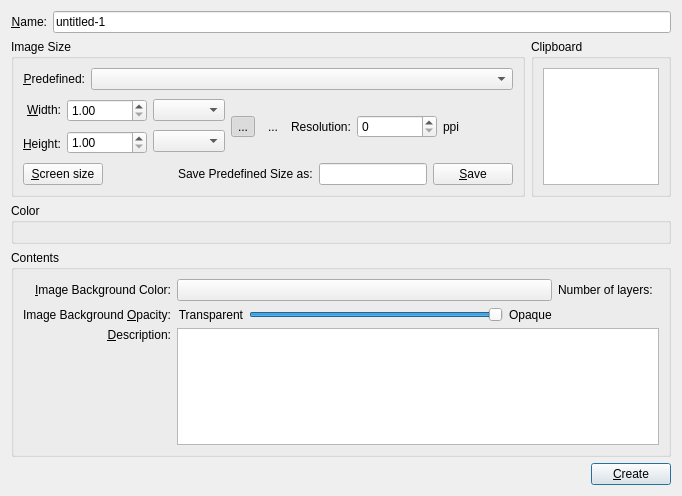
Above: krita/ui/forms/wdgnewimage.ui from KDE/krita before the change. Below: the same form after it.
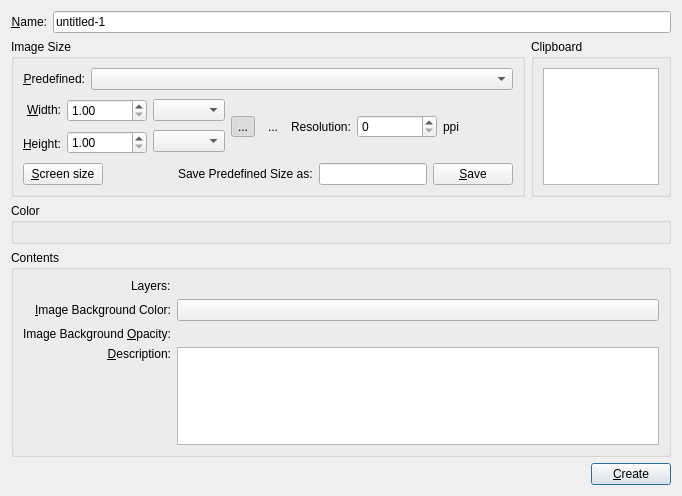
That is the form after the change. Custom widgets are drawn as their Qt base class.

Commit message: update slider on new window

```diff
--- a/krita/ui/forms/wdgnewimage.ui
+++ b/krita/ui/forms/wdgnewimage.ui
@@ -400,61 +400,7 @@
       <string>Contents</string>
      </property>
      <layout class="QGridLayout" name="gridLayout_2">
-      <item row="0" column="0">
-       <widget class="QLabel" name="lblColor">
-        <property name="text">
-         <string>&amp;Image Background Color:</string>
-        </property>
-        <property name="alignment">
-         <set>Qt::AlignRight|Qt::AlignTrailing|Qt::AlignVCenter</set>
-        </property>
-        <property name="buddy">
-         <cstring>cmbColor</cstring>
-        </property>
-       </widget>
-      </item>
-      <item row="0" column="1">
-       <widget class="KColorButton" name="cmbColor">
-        <property name="toolTip">
-         <string>Reset the image background color in the Image Properties dialog</string>
-        </property>
-        <property name="color" stdset="0">
-         <color>
-          <red>255</red>
-          <green>255</green>
-          <blue>255</blue>
-         </color>
-        </property>
-        <property name="defaultColor" stdset="0">
-         <color>
-          <red>255</red>
-          <green>255</green>
-          <blue>255</blue>
-         </color>
-        </property>
-       </widget>
-      </item>
-      <item row="0" column="2">
-       <widget class="QLabel" name="label_4">
-        <property name="text">
-         <string>Number of layers:</string>
-        </property>
-       </widget>
-      </item>
-      <item row="0" column="3">
-       <widget class="KIntNumInput" name="intNumLayers" native="true">
-        <property name="value" stdset="0">
-         <number>2</number>
-        </property>
-        <property name="minimum" stdset="0">
-         <number>1</number>
-        </property>
-        <property name="maximum" stdset="0">
-         <number>200</number>
-        </property>
-       </widget>
-      </item>
-      <item row="1" column="0">
+      <item row="2" column="0">
        <widget class="QLabel" name="lblOpacity">
         <property name="text">
          <string>Image Background &amp;Opacity:</string>
@@ -467,7 +413,7 @@
         </property>
        </widget>
       </item>
-      <item row="1" column="1">
+      <item row="2" column="1">
        <widget class="QFrame" name="opacityPanel">
         <property name="frameShape">
          <enum>QFrame::NoFrame</enum>
@@ -489,51 +435,12 @@
           <number>0</number>
          </property>
          <item>
-          <widget class="QLabel" name="textLabel1">
-           <property name="text">
-            <string>Transparent</string>
-           </property>
-           <property name="alignment">
-            <set>Qt::AlignRight|Qt::AlignTrailing|Qt::AlignVCenter</set>
-           </property>
-          </widget>
-         </item>
-         <item>
-          <widget class="QSlider" name="sliderOpacity">
-           <property name="toolTip">
-            <string>Opacity of the background color</string>
-           </property>
-           <property name="whatsThis">
-            <string>Opacity of the background color.</string>
-           </property>
-           <property name="maximum">
-            <number>100</number>
-           </property>
-           <property name="pageStep">
-            <number>10</number>
-           </property>
-           <property name="value">
-            <number>100</number>
-           </property>
-           <property name="orientation">
-            <enum>Qt::Horizontal</enum>
-           </property>
-           <property name="tickInterval">
-            <number>20</number>
-           </property>
-          </widget>
-         </item>
-         <item>
-          <widget class="QLabel" name="textLabel2">
-           <property name="text">
-            <string>Opaque</string>
-           </property>
-          </widget>
+          <widget class="KisDoubleSliderSpinBox" name="sliderOpacity" native="true"/>
          </item>
         </layout>
        </widget>
       </item>
-      <item row="2" column="0">
+      <item row="3" column="0">
        <widget class="QLabel" name="lblDescription">
         <property name="text">
          <string>&amp;Description:</string>
@@ -546,7 +453,79 @@
         </property>
        </widget>
       </item>
-      <item row="2" column="1" colspan="3">
+      <item row="0" column="0" alignment="Qt::AlignRight">
+       <widget class="QLabel" name="label_4">
+        <property name="text">
+         <string>Layers:</string>
+        </property>
+       </widget>
+      </item>
+      <item row="1" column="0">
+       <widget class="QLabel" name="lblColor">
+        <property name="text">
+         <string>&amp;Image Background Color:</string>
+        </property>
+        <property name="alignment">
+         <set>Qt::AlignRight|Qt::AlignTrailing|Qt::AlignVCenter</set>
+        </property>
+        <property name="buddy">
+         <cstring>cmbColor</cstring>
+        </property>
+       </widget>
+      </item>
+      <item row="0" column="1">
+       <widget class="KIntNumInput" name="intNumLayers" native="true">
+        <property name="minimumSize">
+         <size>
+          <width>0</width>
+          <height>0</height>
+         </size>
+        </property>
+        <property name="value" stdset="0">
+         <number>2</number>
+        </property>
+        <property name="minimum" stdset="0">
+         <number>1</number>
+        </property>
+        <property name="maximum" stdset="0">
+         <number>200</number>
+        </property>
+       </widget>
+      </item>
+      <item row="1" column="1">
+       <widget class="KColorButton" name="cmbColor">
+        <property name="sizePolicy">
+         <sizepolicy hsizetype="Preferred" vsizetype="Fixed">
+          <horstretch>0</horstretch>
+          <verstretch>0</verstretch>
+         </sizepolicy>
+        </property>
+        <property name="minimumSize">
+         <size>
+          <width>50</width>
+          <height>0</height>
+         </size>
+        </property>
+        <property name="toolTip">
+         <string>Reset the image background color in the Image Properties dialog</string>
+        </property>
+        <property name="color" stdset="0">
+         <color>
+          <red>255</red>
+          <green>255</green>
+          <blue>255</blue>
+         </color>
+        </property>
+        <property name="defaultColor" stdset="0">
+         <color>
+          <red>255</red>
+          <green>255</green>
+          <blue>255</blue>
+         </color>
+        </property>
+       </widget>
+      </item>
+      <item row="3" column="1">
        <widget class="QTextEdit" name="txtDescription"/>
       </item>
      </layout>
@@ -625,6 +604,12 @@
    <header>widgets/kis_color_space_selector.h</header>
    <container>1</container>
   </customwidget>
+  <customwidget>
+   <class>KisDoubleSliderSpinBox</class>
+   <extends>QWidget</extends>
+   <header>kis_slider_spin_box.h</header>
+   <container>1</container>
+  </customwidget>
  </customwidgets>
  <tabstops>
   <tabstop>createButton</tabstop>
```
Left out of the diff: 3 changed lines with no effect on the pictures. The commit also changes 1 other file.
